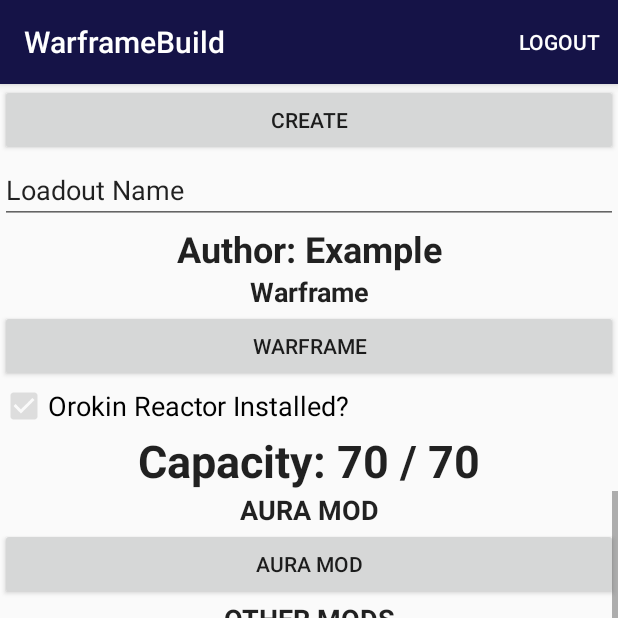
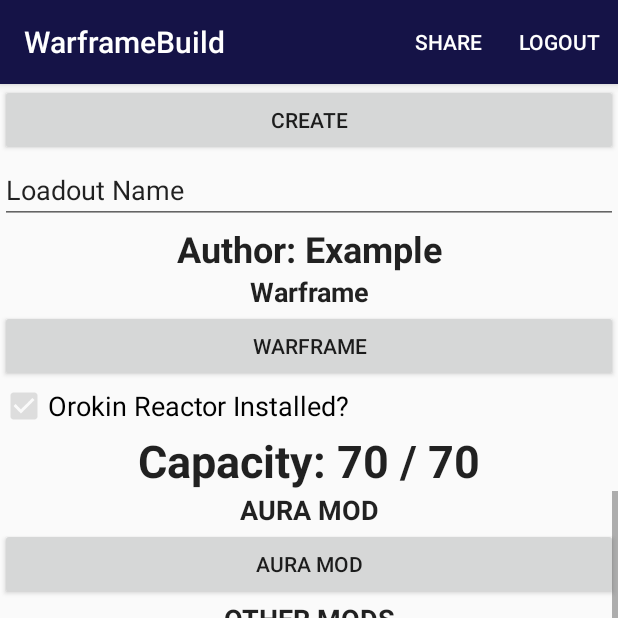
Before and after one commit to NomBytes/WarframeBuild, an Android app: the screen it shows after launch (MenuActivity), after a tap on an icon or button, on a phone screen of 412 x 824 dp, the top half of it. Run offline under Robolectric (Android 15) with nearby library versions, the phone set to English and light mode, and no system bars.

```diff
--- a/app/src/main/java/com/example/nombi/warframebuild/LoadoutCreateFragment.java
+++ b/app/src/main/java/com/example/nombi/warframebuild/LoadoutCreateFragment.java
@@ -5,12 +5,14 @@
 import android.os.Bundle;
 import android.support.design.widget.FloatingActionButton;
 import android.support.v4.app.Fragment;
+import android.util.Log;
 import android.view.LayoutInflater;
 import android.view.View;
 import android.view.ViewGroup;
 import android.widget.Button;
 import android.widget.CheckBox;
 import android.widget.EditText;
+import android.widget.TextView;
 
 import com.example.nombi.warframebuild.character.Warframe;
 import com.example.nombi.warframebuild.loadout.Mod;
@@ -28,15 +30,17 @@
 public class LoadoutCreateFragment extends Fragment {
     // TODO: Rename parameter arguments, choose names that match
     // the fragment initialization parameters, e.g. ARG_ITEM_NUMBER
+
     private static final String ARG_PARAM1 = "param1";
     private static final String ARG_PARAM2 = "param2";
     public final static String WARFRAME_SELECTED = "warframe_selected";
     public final static String SELECTED_BUTTON = "button_selected";
-
     public static final String LOADOUT_SELECTED = "selected_load";
+    private String author;
 
     WarframeLoadout mLoad;
     Warframe mWarframe;
+
 
     Button create_button;
     EditText loadoutText;
@@ -70,10 +74,24 @@
 
         @Override
         public void onClick(final View v) {
+            switch(v.getId())
+            {
+                case R.id.mod1:
+
+
+// handle button A click;
+                    break;
+                case R.id.mod2:
+// handle button B click;
+                    break;
+                default:
+                    throw new RuntimeException("Unknow button ID");
+            }
 
             //selectedButton = (Button)v.findViewById(v.getId());
             getArguments().putSerializable(SELECTED_BUTTON, v.getId());
             Fragment modFragment = new ModDetailFragment();
+            modFragment.setArguments(getArguments());
             getActivity().getSupportFragmentManager()
                     .beginTransaction()
                     .addToBackStack(null)
@@ -113,10 +131,12 @@
     public void onCreate(Bundle savedInstanceState) {
 
         super.onCreate(savedInstanceState);
+
         if (getArguments() != null) {
             mWarframe = (Warframe)getArguments().getSerializable(WarframeDetailFragment.WARFRAME_SELECTED);
             mMod = (Mod)getArguments().getSerializable(ModDetailFragment.MOD_SELECTED);
-            //buttonId = (Integer)getArguments().getSerializable(SELECTED_BUTTON);
+            buttonId = (Integer)getArguments().getSerializable(SELECTED_BUTTON);
+            author = (String)getArguments().getString("email");
         }
     }
 
@@ -129,6 +149,14 @@
 
 
         Button warframe_b = (Button) view.findViewById(R.id.warframe_button);
+        TextView Author = (TextView)view.findViewById(R.id.author);
+        /*
+        if(author != null){
+            Author.setText(author);
+
+        }*/
+
+
         loadoutText = (EditText) view.findViewById(R.id.loadout_name);
         reactorCheckBox = (CheckBox) view.findViewById(R.id.reactor_checkbox);
 
@@ -156,14 +184,16 @@
         mod9Button.setOnClickListener(onClickListener);
         mod10Button.setOnClickListener(onClickListener);
 
-       // selectedButton = (Button)View.findViewById(buttonId);
 
        if(mWarframe != null){
            warframe_b.setText(mWarframe.getMyCharName());
        }
-       if(mMod != null){
-           //selectedButton.setText(mMod.getMyName());
-       }
+        if(mMod != null && selectedButton != null){
+            selectedButton.setText(mMod.getMyName());
+        }
+        if(buttonId != null){
+            selectedButton = (Button)view.findViewById(buttonId);
+        }
 
         FloatingActionButton floatingActionButton = (FloatingActionButton)
                 getActivity().findViewById(R.id.fab);
@@ -205,6 +235,7 @@
 
         return view;
     }
+
     /*
     @Override
     public void onStart() {
@@ -214,17 +245,22 @@
         // onStart is a good place to do this because the layout has already been
         // applied to the fragment at this point so we can safely call the method
         // below that sets the article text.
+
         Bundle args = getArguments();
         if (args != null) {
             // Set article based on argument passed in
-            updateView((Mod) args.getSerializable(MOD_SELECTED));
+            updateView((Mod) args.getSerializable(ModDetailFragment.MOD_SELECTED));
         }
     }
 
     public void updateView(Mod m) {
+
         if (m != null) {
-            Log.d("udate view editfragment","course not null");
-            mod1Button.setText(m.getMyName());
+            mMod = m;
+            //Log.d("udate view editfragment","course not null");
+            if(selectedButton != null) {
+                selectedButton.setText(m.getMyName());
+            }
 
             //mCourseIdEditText.setText(course.getCourseId());
            // mCourseShortDescEditText .setText(course.getShortDescription());
@@ -237,6 +273,7 @@
 
     }
     */
+
 
 /*
     // TODO: Rename method, update argument and hook method into UI event
--- a/app/src/main/res/menu/menu_warframe.xml
+++ b/app/src/main/res/menu/menu_warframe.xml
@@ -8,8 +8,13 @@
         android:title="@string/action_settings"
         app:showAsAction="never" />-->
     <item
+        android:id="@+id/share"
+        android:orderInCategory="100"
+        android:title="share"
+        app:showAsAction="always" />
+    <item
         android:id="@+id/action_logout"
-        android:orderInCategory="100"
+        android:orderInCategory="101"
         android:title="@string/action_logout"
         app:showAsAction="ifRoom"/>
 
```
Also changed, not shown: app/src/main/java/com/example/nombi/warframebuild/MenuActivity.java (+9 -3 lines), app/src/main/java/com/example/nombi/warframebuild/SignInActivity.java (+9 -0 lines).
